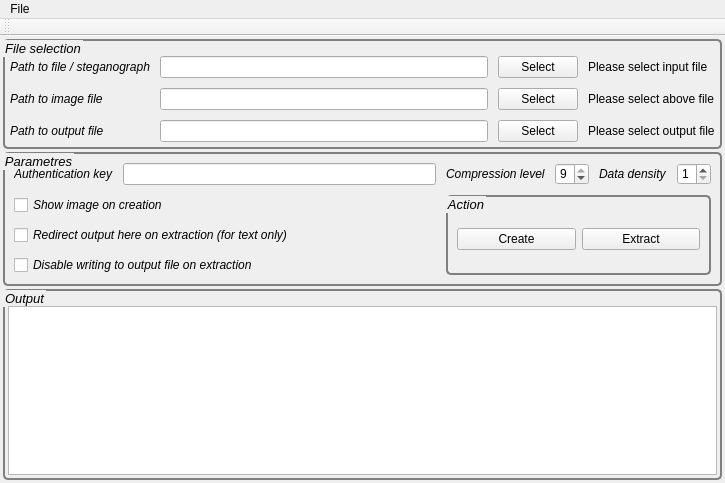
GreaterGoodCorp/StegLibrary, file StegLibrary/gui.ui: the form before one commit.
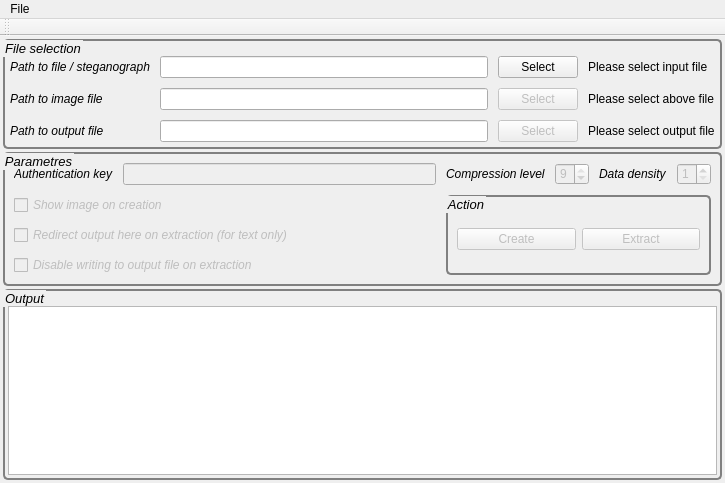
The form after the commit.

Commit message: Disable mostly everything

The edit to the form file:
```diff
--- a/StegLibrary/gui.ui
+++ b/StegLibrary/gui.ui
@@ -117,6 +117,9 @@
        </item>
        <item row="1" column="2">
         <widget class="QPushButton" name="button_image">
+         <property name="enabled">
+          <bool>false</bool>
+         </property>
          <property name="text">
           <string>Select</string>
          </property>
@@ -167,6 +170,9 @@
        </item>
        <item row="2" column="2">
         <widget class="QPushButton" name="button_output">
+         <property name="enabled">
+          <bool>false</bool>
+         </property>
          <property name="text">
           <string>Select</string>
          </property>
@@ -225,6 +231,9 @@
        </property>
        <item row="0" column="1">
         <widget class="QLineEdit" name="field_authkey">
+         <property name="enabled">
+          <bool>false</bool>
+         </property>
          <property name="inputMask">
           <string/>
          </property>
@@ -244,6 +253,9 @@
        </item>
        <item row="2" column="0" colspan="2">
         <widget class="QCheckBox" name="check_stdout">
+         <property name="enabled">
+          <bool>false</bool>
+         </property>
          <property name="font">
           <font>
            <italic>true</italic>
@@ -259,6 +271,9 @@
        </item>
        <item row="0" column="3">
         <widget class="QSpinBox" name="spin_compress">
+         <property name="enabled">
+          <bool>false</bool>
+         </property>
          <property name="prefix">
           <string/>
          </property>
@@ -290,6 +305,9 @@
           </property>
           <item row="0" column="0">
            <widget class="QPushButton" name="button_create">
+            <property name="enabled">
+             <bool>false</bool>
+            </property>
             <property name="text">
              <string>Create</string>
             </property>
@@ -297,6 +315,9 @@
           </item>
           <item row="0" column="1">
            <widget class="QPushButton" name="button_extract">
+            <property name="enabled">
+             <bool>false</bool>
+            </property>
             <property name="text">
              <string>Extract</string>
             </property>
@@ -319,6 +340,9 @@
        </item>
        <item row="3" column="0" colspan="2">
         <widget class="QCheckBox" name="check_nowrite">
+         <property name="enabled">
+          <bool>false</bool>
+         </property>
          <property name="font">
           <font>
            <italic>true</italic>
@@ -331,6 +355,9 @@
        </item>
        <item row="0" column="5">
         <widget class="QSpinBox" name="spin_density">
+         <property name="enabled">
+          <bool>false</bool>
+         </property>
          <property name="minimum">
           <number>1</number>
          </property>
@@ -353,6 +380,9 @@
        </item>
        <item row="1" column="0" colspan="2">
         <widget class="QCheckBox" name="check_showim">
+         <property name="enabled">
+          <bool>false</bool>
+         </property>
          <property name="font">
           <font>
            <italic>true</italic>
```
